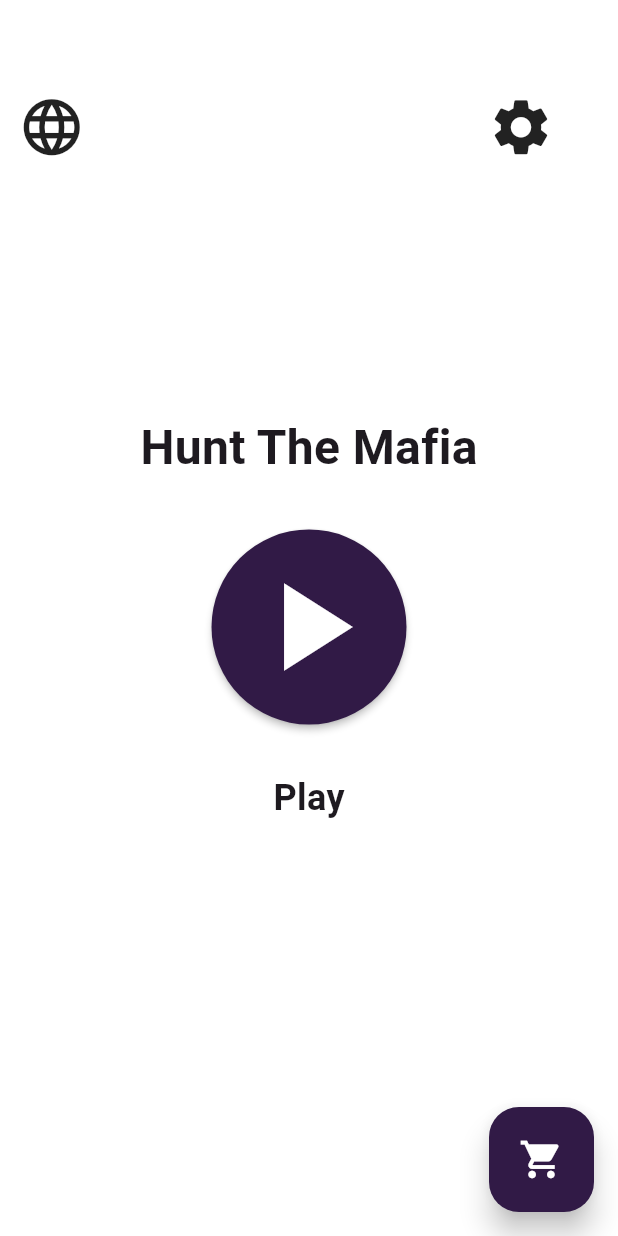
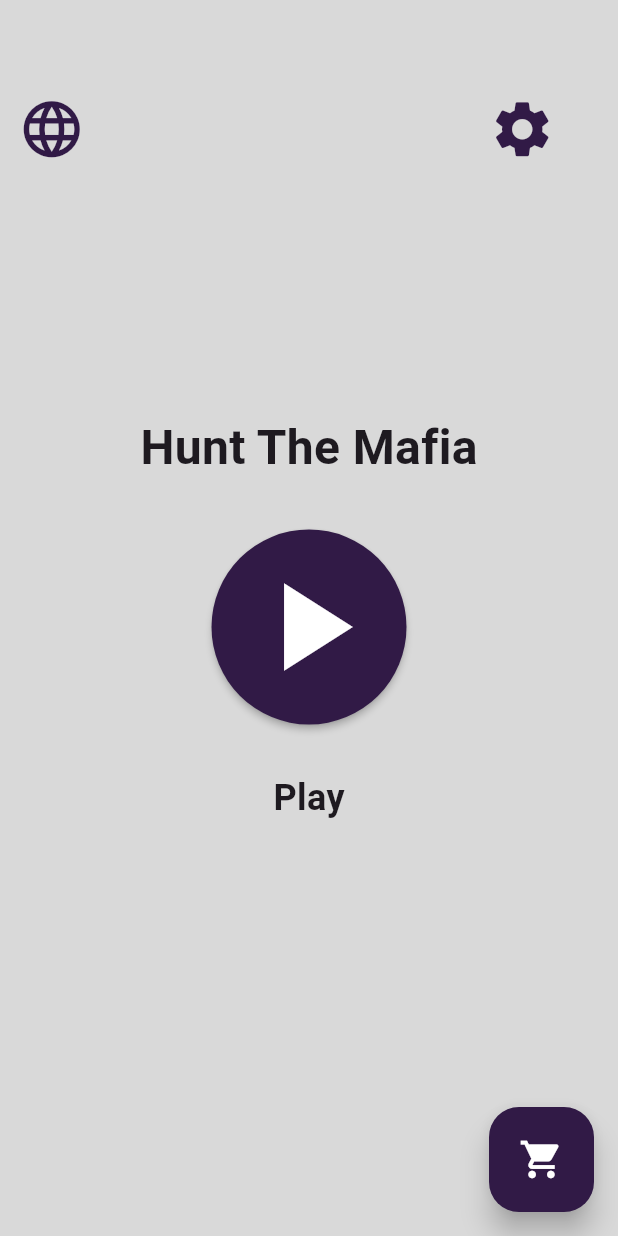
Before and after one commit to EnhanceTeam/Hunt-The-Mafia-DEPD, a Flutter app: the screen it shows after launch, after a tap on "Main menu", on a phone screen of 412 x 824 dp. Run offline on Flutter 3.47's test engine with Material 2 defaults, Android fonts, the phone set to English and light mode, and no system bars; drawn by our look-alikes of dynamic_color; our stand-ins replace flutter_svg, lottie; Roboto replaces fonts that are missing (Poppins).

Commit message:
Setting Page front end finished
- switch dark mode
- is logout button necessary?

```diff
--- a/hunt_the_mafia/lib/main.dart
+++ b/hunt_the_mafia/lib/main.dart
@@ -17,7 +17,7 @@ class MyApp extends StatelessWidget {
   Widget build(BuildContext context) {
     return DynamicColorBuilder(builder: (lightColorScheme, darkColorScheme) {
       return MaterialApp(
-        title: 'Flutter Demo',
+        title: 'Hunt The Mafia',
         debugShowCheckedModeBanner: false,
         theme: MyTheme.lightTheme(lightColorScheme),
         darkTheme: MyTheme.darkTheme(darkColorScheme),
@@ -29,6 +29,7 @@ class MyApp extends StatelessWidget {
           ShopPage.routeName: (context) => const ShopPage(),
           GameRoomPage.routeName: (context) => const GameRoomPage(),
           GamePage.routeName: (context) => const GamePage(),
+          SettingPage.routeName: (context) => const SettingPage(),
         },
       );
     });
--- a/hunt_the_mafia/lib/shared/const.dart
+++ b/hunt_the_mafia/lib/shared/const.dart
@@ -2,6 +2,8 @@ part of 'shared.dart';
 
 class Const {
   static const baseColor = Color(0xFF311A46);
+  static const accentColor = Color.fromARGB(255, 255, 183, 0);
+  static const whtColor = Color.fromARGB(255, 217, 217, 217);
 
   static const String imagePath = 'assets/images';
   static const String lottiePath = 'assets/lottie';
--- a/hunt_the_mafia/lib/theme/theme.dart
+++ b/hunt_the_mafia/lib/theme/theme.dart
@@ -6,8 +6,10 @@ class MyTheme {
   static ThemeData lightTheme(ColorScheme? lightColorScheme) {
     ColorScheme scheme = lightColorScheme ??
         ColorScheme.fromSeed(
-          seedColor: Const.baseColor,
-        );
+            seedColor: Const.baseColor,
+            background: Const.whtColor,
+            secondary: Const.accentColor,
+            brightness: Brightness.light);
     return ThemeData(
       useMaterial3: true,
       colorScheme: scheme,
--- a/hunt_the_mafia/lib/views/pages/page_mainmenu.dart
+++ b/hunt_the_mafia/lib/views/pages/page_mainmenu.dart
@@ -15,7 +15,7 @@ class _MainMenuPageState extends State<MainMenuPage> {
       body: Center(
           child: Stack(children: [
         Container(
-          decoration: BoxDecoration(color: Colors.white),
+          padding: const EdgeInsets.fromLTRB(0, 0, 0, 0),
           alignment: Alignment.center,
           child: Column(
             mainAxisAlignment: MainAxisAlignment.center,
@@ -28,10 +28,11 @@ class _MainMenuPageState extends State<MainMenuPage> {
                 height: 32,
               ),
               RawMaterialButton(
-                onPressed: () {},
-                splashColor: Color.fromARGB(255, 255, 183, 0),
+                onPressed: () {
+                  Navigator.pushNamed(context, GameRoomPage.routeName);
+                },
                 elevation: 2.0,
-                fillColor: Color.fromARGB(255, 49, 26, 70),
+                fillColor: Const.baseColor,
                 child: Icon(
                   Icons.play_arrow,
                   size: 100,
@@ -51,28 +52,38 @@ class _MainMenuPageState extends State<MainMenuPage> {
             ],
           ),
         ),
-        Column(
+        Padding(
+          padding: const EdgeInsets.all(12),
+          child: Column(
+            crossAxisAlignment: CrossAxisAlignment.stretch,
             children: [
-            SizedBox(height: 50),
+              const SizedBox(height: 50),
               Container(
                 alignment: Alignment.topCenter,
                 width: double.infinity,
-              padding: EdgeInsets.all(12),
                 child: Row(
                   children: [
-                  Icon(
+                    const Icon(
                       Icons.language,
+                      color: Const.baseColor,
                       size: 45,
                     ),
-                  SizedBox(width: MediaQuery.of(context).size.width * 0.65),
-                  Icon(
+                    SizedBox(width: MediaQuery.of(context).size.width * 0.60),
+                    RawMaterialButton(
+                      onPressed: () {
+                        Navigator.pushNamed(context, SettingPage.routeName);
+                      },
+                      child: const Icon(
                         Icons.settings,
+                        color: Const.baseColor,
                         size: 45,
+                      ),
                     )
                   ],
                 ),
               ),
             ],
+          ),
         ),
       ])),
       floatingActionButton: Container(
@@ -81,8 +92,7 @@ class _MainMenuPageState extends State<MainMenuPage> {
         child: FittedBox(
           child: FloatingActionButton(
               elevation: 8,
-              backgroundColor: Color.fromARGB(255, 49, 26, 70),
-              splashColor: Color.fromARGB(255, 255, 183, 0),
+              backgroundColor: Const.baseColor,
               onPressed: () {},
               child: Icon(
                 Icons.shopping_cart,
--- a/hunt_the_mafia/lib/views/pages/pages.dart
+++ b/hunt_the_mafia/lib/views/pages/pages.dart
@@ -1,9 +1,13 @@
 import 'package:flutter/material.dart';
+import 'package:hunt_the_mafia/shared/shared.dart';
 import 'package:hunt_the_mafia/theme/space.dart';
 import 'package:hunt_the_mafia/views/widgets/widgets.dart';
+
+import 'package:url_launcher/url_launcher.dart';
 
 part "page_game.dart";
 part 'page_game_room.dart';
 part 'page_mainmenu.dart';
 part 'page_dummy.dart';
 part 'page_shop.dart';
+part 'page_setting.dart';
```
Also changed, not shown: hunt_the_mafia/lib/views/pages/page_setting.dart (added, +100 -0 lines), hunt_the_mafia/pubspec.yaml (+4 -11 lines), hunt_the_mafia/pubspec.lock, 5 other files. Lines whose indentation alone changed are shown as unchanged.
